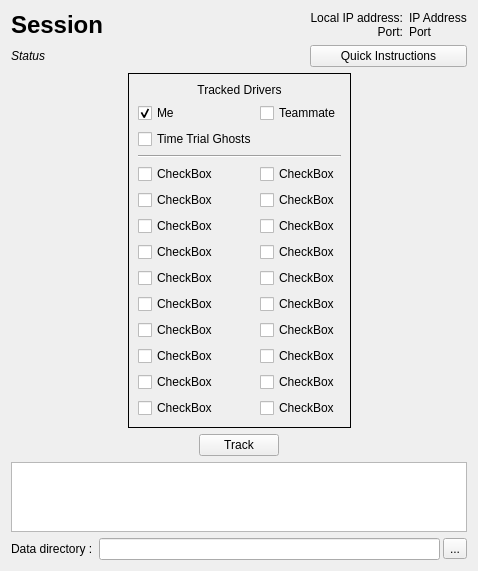
First picture: the form in src/TrackingWidget.ui, repository Alex-Rose/PXG_Telemetry_fork, before the edit.
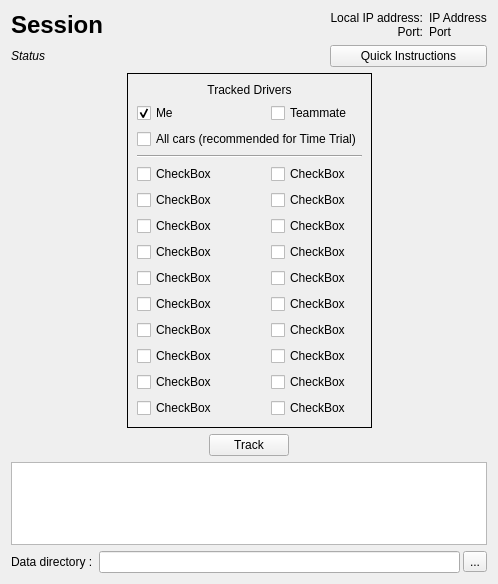
Second picture: the form after the edit.

Commit message: Improves gui tracking options

The edit to the form file:
```diff
--- a/src/TrackingWidget.ui
+++ b/src/TrackingWidget.ui
@@ -6,8 +6,8 @@
    <rect>
     <x>0</x>
     <y>0</y>
-    <width>478</width>
-    <height>546</height>
+    <width>498</width>
+    <height>584</height>
    </rect>
   </property>
   <property name="windowTitle">
@@ -280,7 +280,7 @@
       <item row="2" column="0" colspan="2">
        <widget class="QCheckBox" name="ttghosts">
         <property name="text">
-         <string>Time Trial Ghosts</string>
+         <string>All cars (recommended for Time Trial)</string>
         </property>
        </widget>
       </item>
```
Left out of the diff: 2 changed lines with no effect on the pictures. The commit also changes 7 other files.
